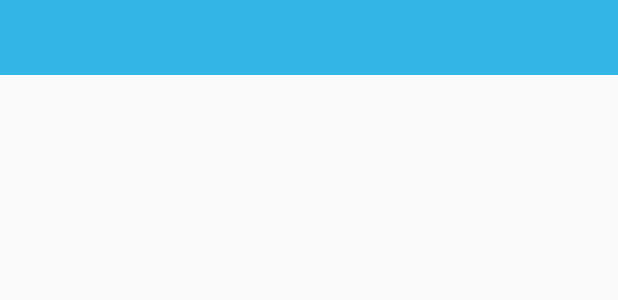
After one commit to musashiman/kotlin_epoxy, an Android app: the layout epoxy_view_holder_text_header.xml on its own in the app's theme, with its tools: preview values and no code run, on a phone screen of 412 x 824 dp. The commit adds this screen. Shown: the top 300 px of the screen. Run offline under Robolectric (Android 15) with nearby library versions, the phone set to English and light mode, and no system bars.

Commit message:
Add header to epoxy-recycler-view

```diff
--- /dev/null
+++ b/EpoxySamples/app/src/main/res/layout/epoxy_view_holder_text_header.xml
@@ -0,0 +1,28 @@
+<?xml version="1.0" encoding="utf-8"?>
+<layout
+        xmlns:app="http://schemas.android.com/apk/res-auto"
+        xmlns:android="http://schemas.android.com/apk/res/android">
+
+    <data>
+        <variable
+                name="text"
+                type="String"/>
+    </data>
+
+    <android.support.constraint.ConstraintLayout
+            android:layout_width="match_parent"
+            android:layout_height="wrap_content">
+
+        <TextView
+                android:text="@{text}"
+                android:layout_width="0dp"
+                android:layout_height="50dp"
+                android:id="@+id/textSimple"
+                android:gravity="center"
+                app:layout_constraintTop_toTopOf="parent"
+                app:layout_constraintStart_toStartOf="parent"
+                app:layout_constraintBottom_toBottomOf="parent"
+                app:layout_constraintEnd_toEndOf="parent" android:background="@android:color/holo_blue_light"/>
+
+    </android.support.constraint.ConstraintLayout>
+</layout>
```
Also changed, not shown: EpoxySamples/app/src/main/java/com/example/semoto/epoxysamples/MainActivity.kt (+22 -2 lines), EpoxySamples/app/src/main/java/com/example/semoto/epoxysamples/epoxycontroller/SimpleEpoxyListController.kt (+26 -6 lines), EpoxySamples/app/src/main/java/com/example/semoto/epoxysamples/fragment/SimpleEpoxyFragment.kt (+8 -3 lines), EpoxySamples/app/src/main/res/layout/epoxy_view_holder_text_item.xml (+5 -4 lines).
